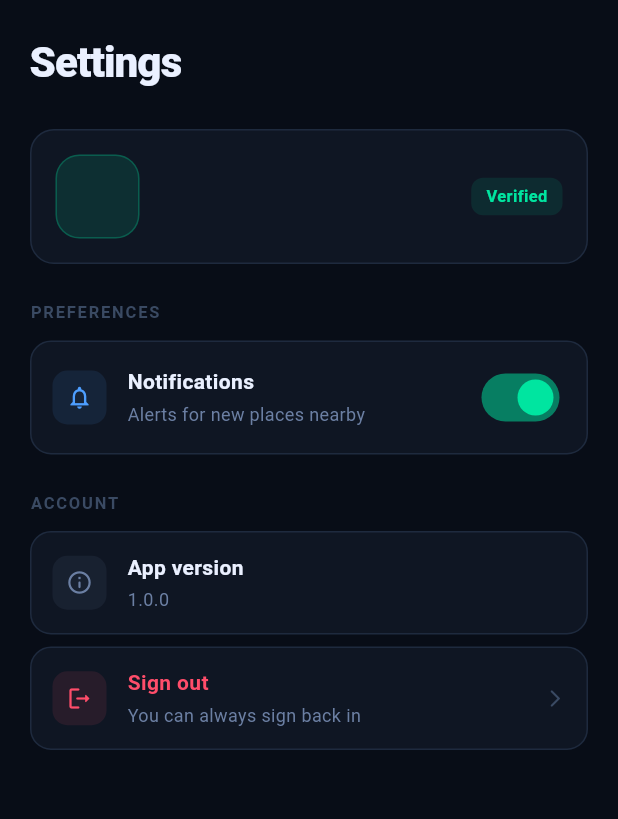
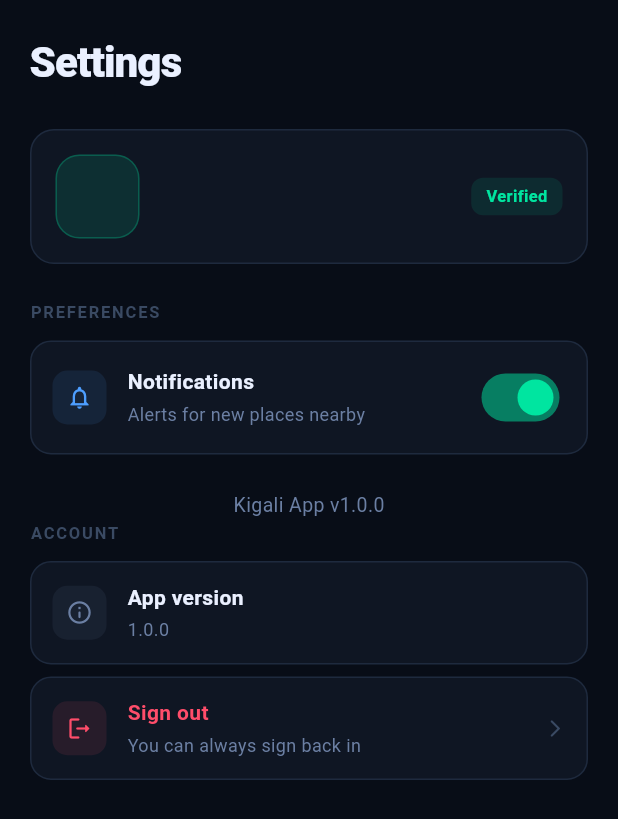
Before and after one commit to Teddy-2004/kigali-city-app, a Flutter app: the SettingsScreen screen opened directly, on a phone screen of 412 x 824 dp. Shown: the top 819 px of the screen. Run offline on Flutter 3.47's test engine with Material 3 defaults, Android fonts, the phone set to English and light mode, and no system bars; our stand-ins replace cloud_firestore, firebase_auth, firebase_core, google_maps_flutter; accounts and stored records are empty; generated files the repository leaves out were written again.

Commit message:
Add app version number to settings screen footer

```diff
--- a/kigali_app/lib/screens/settings/settings_screen.dart
+++ b/kigali_app/lib/screens/settings/settings_screen.dart
@@ -129,6 +129,12 @@ class SettingsScreen extends StatelessWidget {
                 ),
 
                 const SizedBox(height: 24),
+                const Center(
+                  child: Text(
+                    'Kigali App v1.0.0',
+                    style: TextStyle(color: AppColors.textSecondary, fontSize: 13),
+                  ),
+                ),
 
                 // ── Account ───────────────────────────────────────────
                 _sectionLabel('Account'),
```
